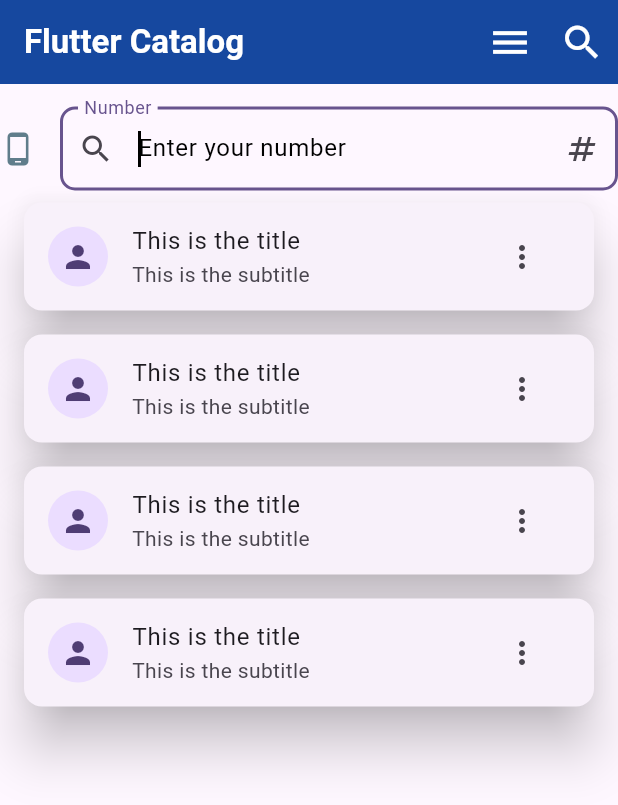
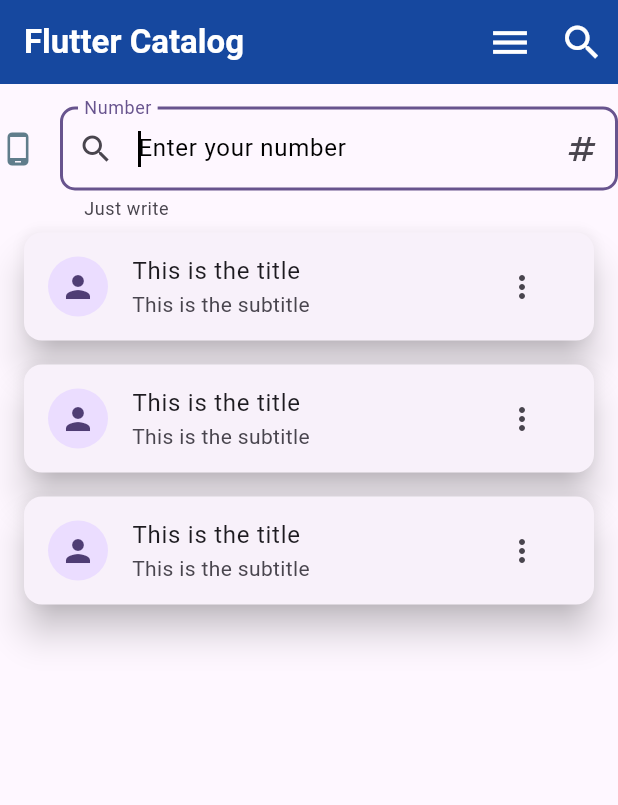
Before and after one commit to Johncross00/flutter_widgets, a Flutter app: the screen it shows after launch, on a phone screen of 412 x 824 dp. Shown: the top 805 px of the screen. Run offline on Flutter 3.47's test engine with Material 3 defaults, Android fonts, the light colour scheme and no system bars.

Commit message:
errorText, heplerText, labelText

```diff
--- a/lib/home_page.dart
+++ b/lib/home_page.dart
@@ -45,7 +45,11 @@ class HomePage extends StatelessWidget {
               enabled: true,
               autofocus: true,
               decoration: InputDecoration(
+                alignLabelWithHint: false,
+                // errorText: 'Error',
+                helperText: 'Just write',
                 labelText: 'Number',
+                isDense: false,
                 prefixIcon: const Icon(Icons.search),
                 hintText: 'Enter your number',
                 icon: const Icon(Icons.phone_android),
@@ -64,7 +68,6 @@ class HomePage extends StatelessWidget {
                   buildListTile(context, 'This is the title', 'This is the subtitle'),
                   buildListTile(context, 'This is the title', 'This is the subtitle'),
                   buildListTile(context, 'This is the title', 'This is the subtitle'),
-                  buildListTile(context, 'This is the title', 'This is the subtitle'),
                 ],
               ),
             ),
@@ -76,7 +79,7 @@ class HomePage extends StatelessWidget {
 
   Widget buildListTile(BuildContext context, String title, String subtitle) {
     return Card(
-      elevation: 15,
+      elevation: 10,
       margin: const EdgeInsets.symmetric(vertical: 8, horizontal: 16),
       child: ListTile(
         leading: const CircleAvatar(child: Icon(Icons.person)),
```
